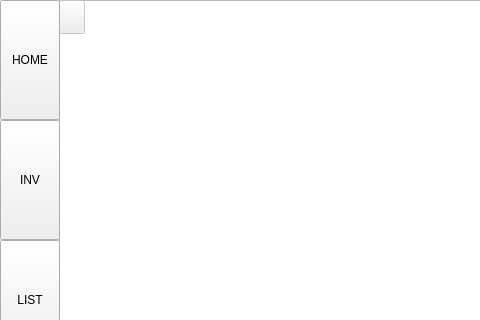
This is mainwindow.ui in jspinn/Foodventory as Qt 5 draws it before an edit; both pictures show x 0 to 480 and y 0 to 320 of the 800 by 480 pixel window. The edited form follows.
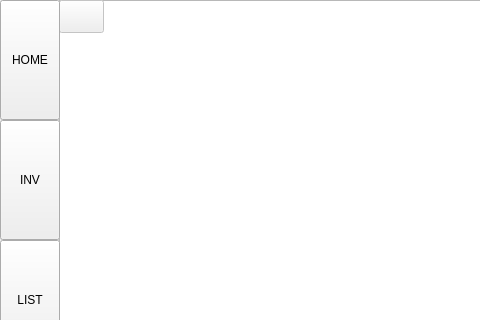
This is the edited form. The open tabs and pages were chosen to show the change.

Commit message: Fix corner button hiding

Patch:
```diff
--- a/mainwindow.ui
+++ b/mainwindow.ui
@@ -294,8 +294,8 @@
        <rect>
         <x>1</x>
         <y>0</y>
-        <width>26</width>
-        <height>34</height>
+        <width>45</width>
+        <height>33</height>
        </rect>
       </property>
       <property name="text">
```
The commit also changes 2 other files.
